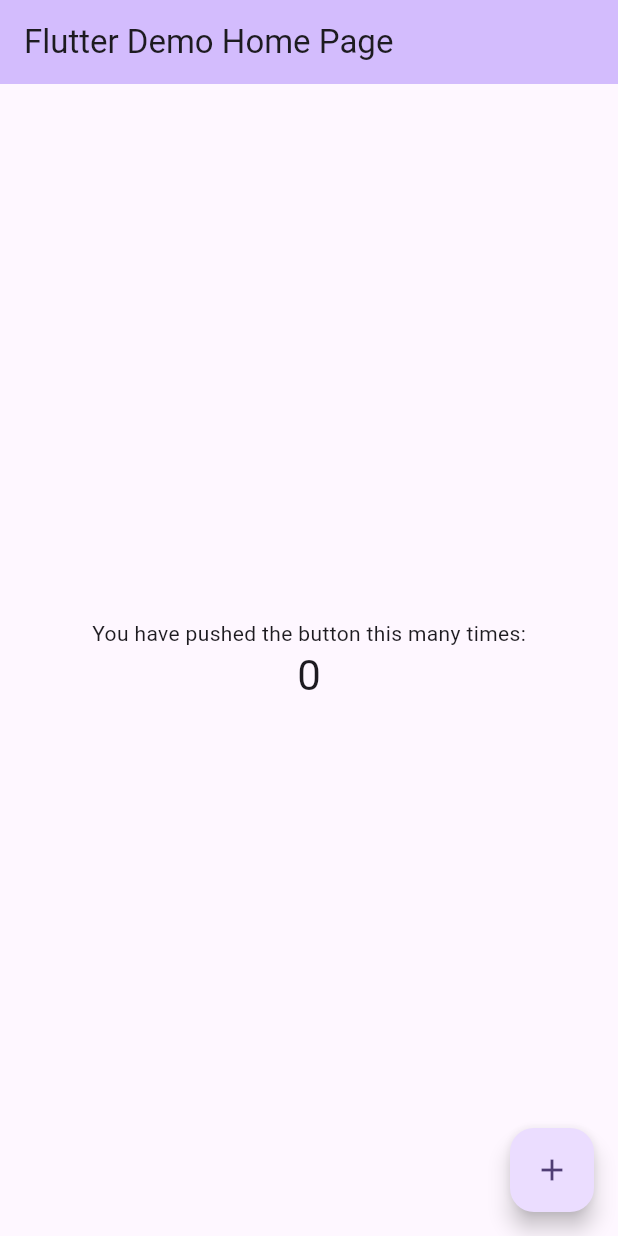
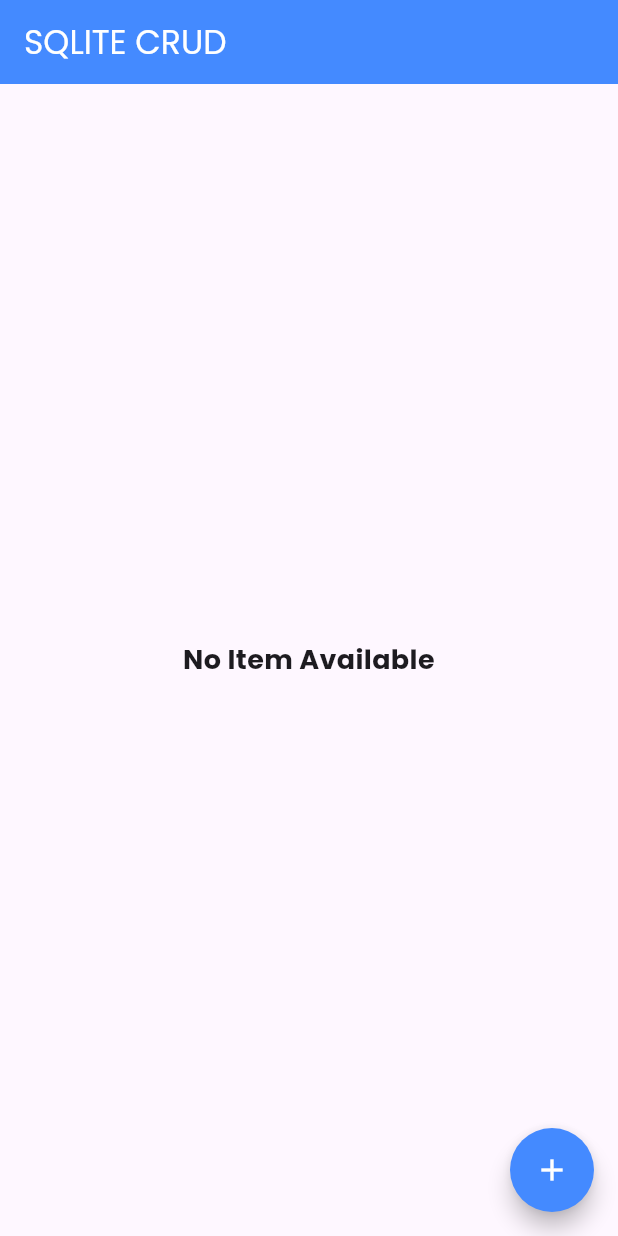
Before and after one commit to IamAashis/crud_sqlite_flutter, a Flutter app: the screen it shows after launch, on a phone screen of 412 x 824 dp. Run offline on Flutter 3.47's test engine with Material 3 defaults, Android fonts, the phone set to English and light mode, and no system bars; our stand-ins replace flutter_slidable, image_picker, sqflite; accounts and stored records are empty.

Commit message:
added sqlite crud function

```diff
--- a/lib/main.dart
+++ b/lib/main.dart
@@ -1,4 +1,7 @@
+import 'package:crud_sqlite_flutter/provider/item_list_provider.dart';
+import 'package:crud_sqlite_flutter/ui/home_page.dart';
 import 'package:flutter/material.dart';
+import 'package:provider/provider.dart';
 
 void main() {
   runApp(const MyApp());
@@ -7,119 +10,20 @@ void main() {
 class MyApp extends StatelessWidget {
   const MyApp({super.key});
 
-  // This widget is the root of your application.
   @override
   Widget build(BuildContext context) {
-    return MaterialApp(
-      title: 'Flutter Demo',
-      theme: ThemeData(
-        // This is the theme of your application.
-        //
-        // TRY THIS: Try running your application with "flutter run". You'll see
-        // the application has a purple toolbar. Then, without quitting the app,
-        // try changing the seedColor in the colorScheme below to Colors.green
-        // and then invoke "hot reload" (save your changes or press the "hot
-        // reload" button in a Flutter-supported IDE, or press "r" if you used
-        // the command line to start the app).
-        //
-        // Notice that the counter didn't reset back to zero; the application
-        // state is not lost during the reload. To reset the state, use hot
-        // restart instead.
-        //
-        // This works for code too, not just values: Most code changes can be
-        // tested with just a hot reload.
-        colorScheme: ColorScheme.fromSeed(seedColor: Colors.deepPurple),
-        useMaterial3: true,
-      ),
-      home: const MyHomePage(title: 'Flutter Demo Home Page'),
-    );
+    return MultiProvider(
+        providers: [ChangeNotifierProvider(create: (_) => ItemListProvider())],
+        child: Consumer(
+          builder: (context, theme, _) => MaterialApp(
+            home: const HomePage(),
+            debugShowCheckedModeBanner: false,
+            theme: ThemeData(
+              brightness: Brightness.light,
+              primaryColor: Colors.blueGrey,
+              fontFamily: 'Poppins',
+            ),
+          ),
+        ));
   }
 }
-
-class MyHomePage extends StatefulWidget {
-  const MyHomePage({super.key, required this.title});
-
-  // This widget is the home page of your application. It is stateful, meaning
-  // that it has a State object (defined below) that contains fields that affect
-  // how it looks.
-
-  // This class is the configuration for the state. It holds the values (in this
-  // case the title) provided by the parent (in this case the App widget) and
-  // used by the build method of the State. Fields in a Widget subclass are
-  // always marked "final".
-
-  final String title;
-
-  @override
-  State<MyHomePage> createState() => _MyHomePageState();
-}
-
-class _MyHomePageState extends State<MyHomePage> {
-  int _counter = 0;
-
-  void _incrementCounter() {
-    setState(() {
-      // This call to setState tells the Flutter framework that something has
-      // changed in this State, which causes it to rerun the build method below
-      // so that the display can reflect the updated values. If we changed
-      // _counter without calling setState(), then the build method would not be
-      // called again, and so nothing would appear to happen.
-      _counter++;
-    });
-  }
-
-  @override
-  Widget build(BuildContext context) {
-    // This method is rerun every time setState is called, for instance as done
-    // by the _incrementCounter method above.
-    //
-    // The Flutter framework has been optimized to make rerunning build methods
-    // fast, so that you can just rebuild anything that needs updating rather
-    // than having to individually change instances of widgets.
-    return Scaffold(
-      appBar: AppBar(
-        // TRY THIS: Try changing the color here to a specific color (to
-        // Colors.amber, perhaps?) and trigger a hot reload to see the AppBar
-        // change color while the other colors stay the same.
-        backgroundColor: Theme.of(context).colorScheme.inversePrimary,
-        // Here we take the value from the MyHomePage object that was created by
-        // the App.build method, and use it to set our appbar title.
-        title: Text(widget.title),
-      ),
-      body: Center(
-        // Center is a layout widget. It takes a single child and positions it
-        // in the middle of the parent.
-        child: Column(
-          // Column is also a layout widget. It takes a list of children and
-          // arranges them vertically. By default, it sizes itself to fit its
-          // children horizontally, and tries to be as tall as its parent.
-          //
-          // Column has various properties to control how it sizes itself and
-          // how it positions its children. Here we use mainAxisAlignment to
-          // center the children vertically; the main axis here is the vertical
-          // axis because Columns are vertical (the cross axis would be
-          // horizontal).
-          //
-          // TRY THIS: Invoke "debug painting" (choose the "Toggle Debug Paint"
-          // action in the IDE, or press "p" in the console), to see the
-          // wireframe for each widget.
-          mainAxisAlignment: MainAxisAlignment.center,
-          children: <Widget>[
-            const Text(
-              'You have pushed the button this many times:',
-            ),
-            Text(
-              '$_counter',
-              style: Theme.of(context).textTheme.headlineMedium,
-            ),
-          ],
-        ),
-      ),
-      floatingActionButton: FloatingActionButton(
-        onPressed: _incrementCounter,
-        tooltip: 'Increment',
-        child: const Icon(Icons.add),
-      ), // This trailing comma makes auto-formatting nicer for build methods.
-    );
-  }
-}
--- /dev/null
+++ b/lib/model/item_model.dart
@@ -0,0 +1,22 @@
+class ItemModel {
+  int? id;
+  final String itemName;
+  final String itemImage;
+  final String itemPrice;
+
+  ItemModel(
+      {this.id,
+      this.itemImage =
+          "https://images.unsplash.com/photo-1610832958506-aa56368176cf?q=80&w=2070&auto=format&fit=crop&ixlib=rb-4.0.3&ixid=M3wxMjA3fDB8MHxwaG90by1wYWdlfHx8fGVufDB8fHx8fA%3D%3D",
+      this.itemName = "",
+      this.itemPrice = ""});
+
+  Map<String, dynamic> toMap() {
+    return <String, dynamic>{
+      "id": id,
+      "itemName": itemName,
+      "itemImage": itemImage,
+      "itemPrice": itemPrice
+    };
+  }
+}
--- /dev/null
+++ b/lib/ui/home_page.dart
@@ -0,0 +1,84 @@
+import 'package:crud_sqlite_flutter/model/item_model.dart';
+import 'package:crud_sqlite_flutter/provider/item_list_provider.dart';
+import 'package:flutter/material.dart';
+import 'package:provider/provider.dart';
+import '../utils/modal_bottom_sheet.dart';
+import '../widget/item_widget.dart';
+
+class HomePage extends StatefulWidget {
+  const HomePage({super.key});
+
+  @override
+  State<HomePage> createState() => _HomePageState();
+}
+
+class _HomePageState extends State<HomePage> {
+  final modal = ModalBottomSheet();
+
+  @override
+  Widget build(BuildContext context) {
+    Future<List<ItemModel>> getItemList() async {
+      List<ItemModel> itemList =
+          await Provider.of<ItemListProvider>(context).getItemList();
+
+      return itemList;
+    }
+
+    return Scaffold(
+      appBar: AppBar(
+        backgroundColor: Colors.blueAccent,
+        title: const Text(
+          "SQLITE CRUD",
+          style: TextStyle(color: Colors.white),
+        ),
+      ),
+      body: FutureBuilder<List<ItemModel>>(
+        future: getItemList(),
+        builder: (context, snapshot) {
+          if (snapshot.connectionState == ConnectionState.waiting) {
+            return const Center(
+              child: CircularProgressIndicator(
+                color: Colors.blue,
+              ),
+            );
+          } else {
+            final List<ItemModel> itemlist = snapshot.data!;
+
+            return itemlist.isEmpty
+                ? const Center(
+                    child: Padding(
+                      padding: EdgeInsets.all(8.0),
+                      child: Text(
+                        'No Item Available',
+                        textAlign: TextAlign.center,
+                        style: TextStyle(
+                          fontWeight: FontWeight.bold,
+                          fontSize: 18,
+                        ),
+                      ),
+                    ),
+                  )
+                : ListView.builder(
+                    padding: const EdgeInsets.all(8.0),
+                    itemCount: itemlist.length,
+                    itemBuilder: (context, index) => ItemWidget(
+                      itemModel: itemlist[index],
+                    ),
+                  );
+          }
+        },
+      ),
+      floatingActionButton: FloatingActionButton(
+        onPressed: () {
+          modal.showBottomSheet(context, ItemModel());
+        },
+        backgroundColor: Colors.blueAccent,
+        shape: const CircleBorder(),
+        child: const Icon(
+          Icons.add,
+          color: Colors.white,
+        ),
+      ),
+    );
+  }
+}
```
Also changed, not shown: lib/database/db_helper.dart (added, +66 -0 lines), lib/provider/item_list_provider.dart (added, +28 -0 lines), lib/utils/modal_bottom_sheet.dart (added, +15 -0 lines), lib/widget/item_form_widget.dart (added, +226 -0 lines), lib/widget/item_widget.dart (added, +95 -0 lines), pubspec.yaml (+11 -12 lines), assets/fonts/Poppins-Bold.ttf (added), assets/fonts/Poppins-Regular.ttf (added), pubspec.lock, 5 other files.
